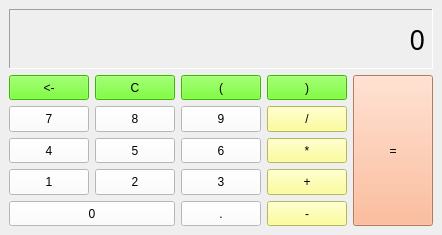
Qt form code_expert/Qt_PyQt_Lab/practice_pyqt/EX04-11/gui.ui (clap-min99/sys_semicon) before a commit.
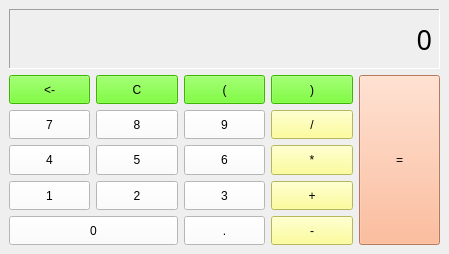
The same form after that commit.

Diff of the .ui file:
```diff
--- a/code_expert/Qt_PyQt_Lab/practice_pyqt/EX04-11/gui.ui
+++ b/code_expert/Qt_PyQt_Lab/practice_pyqt/EX04-11/gui.ui
@@ -6,8 +6,8 @@
    <rect>
     <x>0</x>
     <y>0</y>
-    <width>419</width>
-    <height>235</height>
+    <width>449</width>
+    <height>254</height>
    </rect>
   </property>
   <property name="windowTitle">
@@ -45,7 +45,6 @@
        <font>
         <family>굴림</family>
         <pointsize>20</pointsize>
-        <weight>50</weight>
         <italic>false</italic>
         <bold>false</bold>
        </font>
```
Left out of the diff: 10 changed lines with no effect on the pictures.
